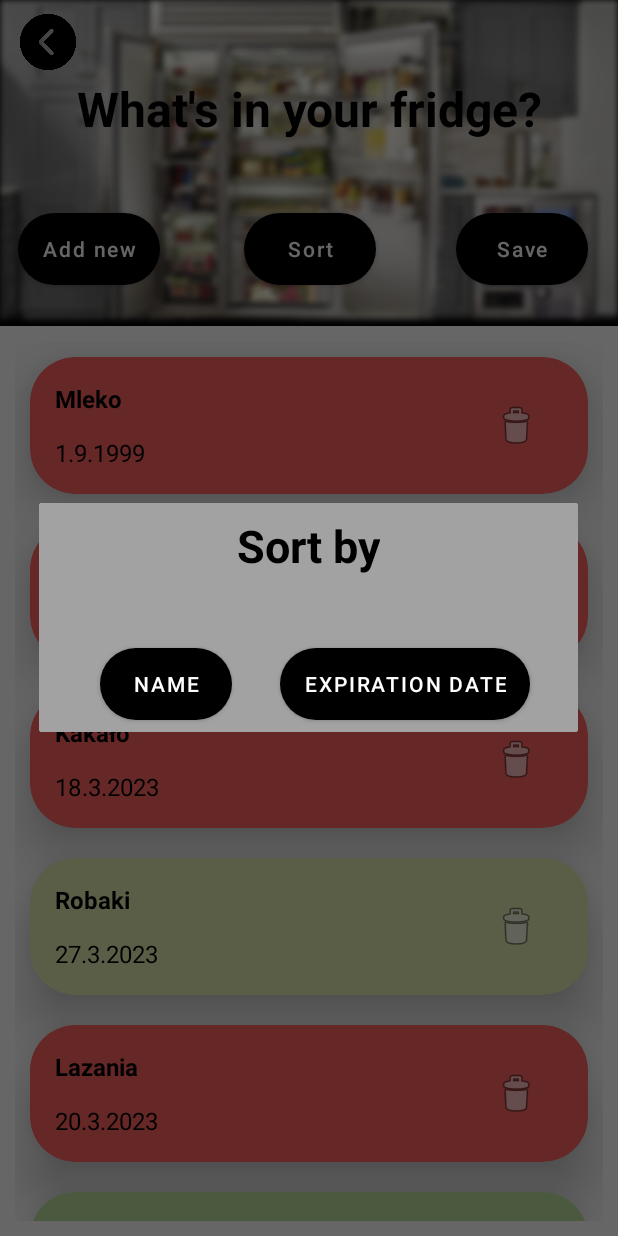
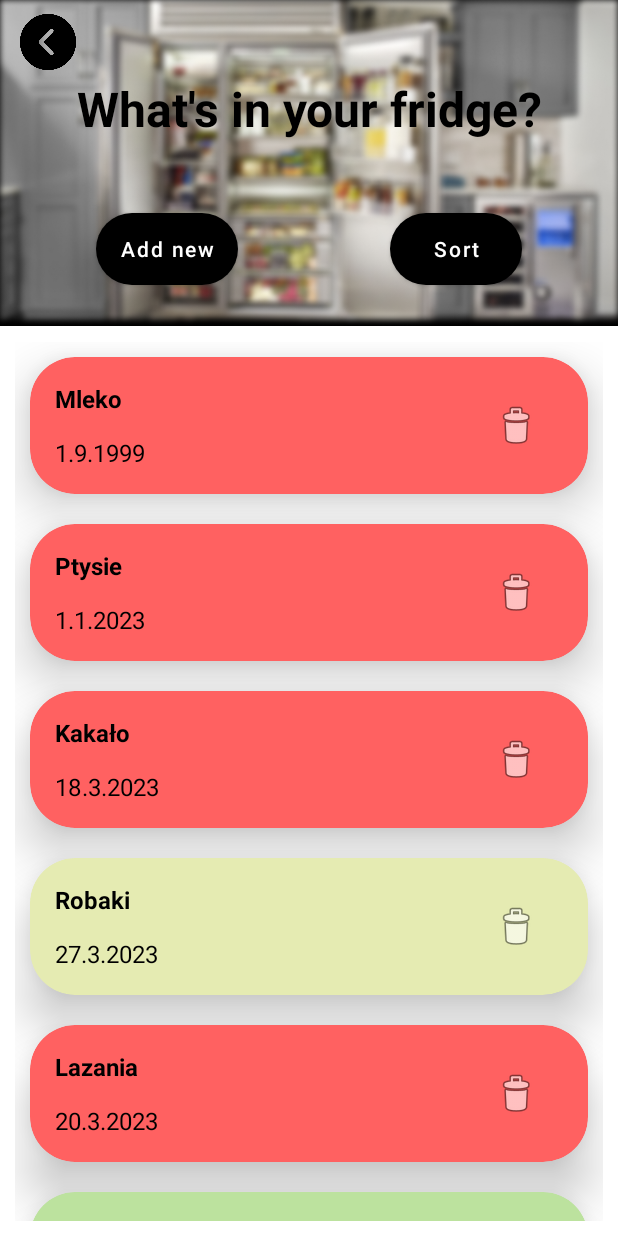
Before and after one commit to Ka3wo123/RecipesApp, an Android app: the FridgeActivity screen opened directly, with no data from a screen before it, after a tap on "Sort", on a phone screen of 412 x 824 dp. Run offline under Robolectric (Android 15) with nearby library versions, the phone set to English and light mode, and no system bars.

Commit message:
Deleted save button and modified sort button in fridge

```diff
--- a/Target App/app/src/main/java/com/example/recipesapp/Libraries/Product.java
+++ b/Target App/app/src/main/java/com/example/recipesapp/Libraries/Product.java
@@ -23,10 +23,6 @@ public class Product implements Comparable<Product> {
 
     @Override
     public int compareTo(Product o) {
-        int nameComparison = this.name.compareTo(o.getName());
-        if (nameComparison != 0) {
-            return nameComparison;
-        }
         return this.expirationDate.compareTo(o.getExpirationDate());
     }
 }
--- a/Target App/app/src/main/java/com/example/recipesapp/fridge/AddNewPopup.java
+++ b/Target App/app/src/main/java/com/example/recipesapp/fridge/AddNewPopup.java
@@ -38,6 +38,7 @@ public class AddNewPopup extends AppCompatDialogFragment {
                 .setPositiveButton("OK", (dialog, which) -> {
                     String productName = name.getText().toString();
                     String expirationDate = expDate.getText().toString();
+                    //TODO insert into fridge
                     addNewListener.apply(productName, expirationDate);
         });
 
--- a/Target App/app/src/main/java/com/example/recipesapp/fridge/FridgeActivity.java
+++ b/Target App/app/src/main/java/com/example/recipesapp/fridge/FridgeActivity.java
@@ -16,12 +16,12 @@ import com.example.recipesapp.R;
 import java.util.ArrayList;
 import java.util.Collections;
 
-public class FridgeActivity extends AppCompatActivity implements AddNewPopup.AddNewListener, SortPopup.SortListener {
+public class FridgeActivity extends AppCompatActivity implements AddNewPopup.AddNewListener {
 
 
     private RecyclerView recyclerView;
     private ProductAdapter productAdapter;
-    private Button addNewBtn, sortBtn, saveBtn;
+    private Button addNewBtn, sortBtn;
     private ImageButton backBtn;
     private ArrayList<Product> products = new ArrayList<>();
 
@@ -33,7 +33,6 @@ public class FridgeActivity extends AppCompatActivity implements AddNewPopup.Add
         backBtn = findViewById(R.id.back);
         addNewBtn = findViewById(R.id.addNew);
         sortBtn = findViewById(R.id.sort);
-        saveBtn = findViewById(R.id.save);
 
         backBtn.setOnClickListener(v -> finish());
 
@@ -43,14 +42,9 @@ public class FridgeActivity extends AppCompatActivity implements AddNewPopup.Add
         });
 
         sortBtn.setOnClickListener(v -> {
-            SortPopup popUp = new SortPopup();
-            popUp.show(getSupportFragmentManager(), "Sort popup");
+            Collections.sort(products);
         });
 
-        saveBtn.setOnClickListener(v -> {
-            //TODO zrobic insert into tabela
-            Toast.makeText(this, "All products saved", Toast.LENGTH_SHORT).show();
-        });
 
 
         recyclerView = findViewById(R.id.recyclerView);
@@ -72,11 +66,7 @@ public class FridgeActivity extends AppCompatActivity implements AddNewPopup.Add
     }
 
 
-    @Override
-    public void sortProductsBy() {
-        Collections.sort(products);
-        productAdapter.notifyDataSetChanged();
-    }
+
 
     @Override
     public void apply(String name, String date) {
--- a/Target App/app/src/main/java/com/example/recipesapp/fridge/SortPopup.java
+++ /dev/null
@@ -1,60 +0,0 @@
-package com.example.recipesapp.fridge;
-
-import android.app.AlertDialog;
-import android.app.Dialog;
-import android.content.Context;
-import android.os.Bundle;
-import android.view.LayoutInflater;
-import android.view.View;
-import android.widget.Button;
-
-import androidx.annotation.NonNull;
-import androidx.annotation.Nullable;
-import androidx.appcompat.app.AppCompatDialogFragment;
-
-import com.example.recipesapp.Libraries.Product;
-import com.example.recipesapp.R;
-
-import java.util.ArrayList;
-
-public class SortPopup extends AppCompatDialogFragment {
-    private SortListener sortListener;
-    private Button sortByName, sortByExpDate;
-
-    @NonNull
-    @Override
-    public Dialog onCreateDialog(@Nullable Bundle savedInstanceState) {
-        AlertDialog.Builder builder = new AlertDialog.Builder(getActivity());
-
-        LayoutInflater inflater = requireActivity().getLayoutInflater();
-        View view = inflater.inflate(R.layout.popup_sort, null);
-
-        sortByName = view.findViewById(R.id.sortByName);
-        sortByExpDate = view.findViewById(R.id.sortByExpDate);
-
-        sortByName.setOnClickListener(v -> {
-            sortListener.sortProductsBy();
-        });
-
-        sortByExpDate.setOnClickListener(v -> sortListener.sortProductsBy());
-
-        builder.setView(view);
-
-        return builder.create();
-    }
-
-    @Override
-    public void onAttach(@NonNull Context context) {
-        super.onAttach(context);
-
-        try {
-            sortListener = (SortPopup.SortListener) context;
-        } catch (ClassCastException e) {
-            throw new ClassCastException(context + " must implement SortListener");
-        }
-    }
-
-    interface SortListener {
-        void sortProductsBy();
-    }
-}
--- a/Target App/app/src/main/res/layout/activity_fridge.xml
+++ b/Target App/app/src/main/res/layout/activity_fridge.xml
@@ -43,25 +43,10 @@
         android:id="@+id/sort"
         android:layout_width="wrap_content"
         android:layout_height="wrap_content"
-        android:layout_marginStart="16dp"
-        android:layout_marginEnd="16dp"
+        android:layout_marginEnd="64dp"
         android:layout_marginBottom="28dp"
         android:background="@drawable/operationbutton"
         android:text="Sort"
-        android:textAllCaps="false"
-        app:layout_constraintBottom_toBottomOf="@+id/frigdeImage"
-        app:layout_constraintEnd_toStartOf="@+id/save"
-        app:layout_constraintHorizontal_bias="0.52"
-        app:layout_constraintStart_toEndOf="@+id/addNew" />
-
-    <Button
-        android:id="@+id/save"
-        android:layout_width="wrap_content"
-        android:layout_height="wrap_content"
-        android:layout_marginEnd="20dp"
-        android:layout_marginBottom="28dp"
-        android:background="@drawable/operationbutton"
-        android:text="Save"
         android:textAllCaps="false"
         app:layout_constraintBottom_toBottomOf="@+id/frigdeImage"
         app:layout_constraintEnd_toEndOf="parent" />
@@ -81,7 +66,7 @@
         android:id="@+id/addNew"
         android:layout_width="wrap_content"
         android:layout_height="wrap_content"
-        android:layout_marginStart="12dp"
+        android:layout_marginStart="64dp"
         android:layout_marginBottom="28dp"
         android:background="@drawable/operationbutton"
         android:text="Add new"
```
